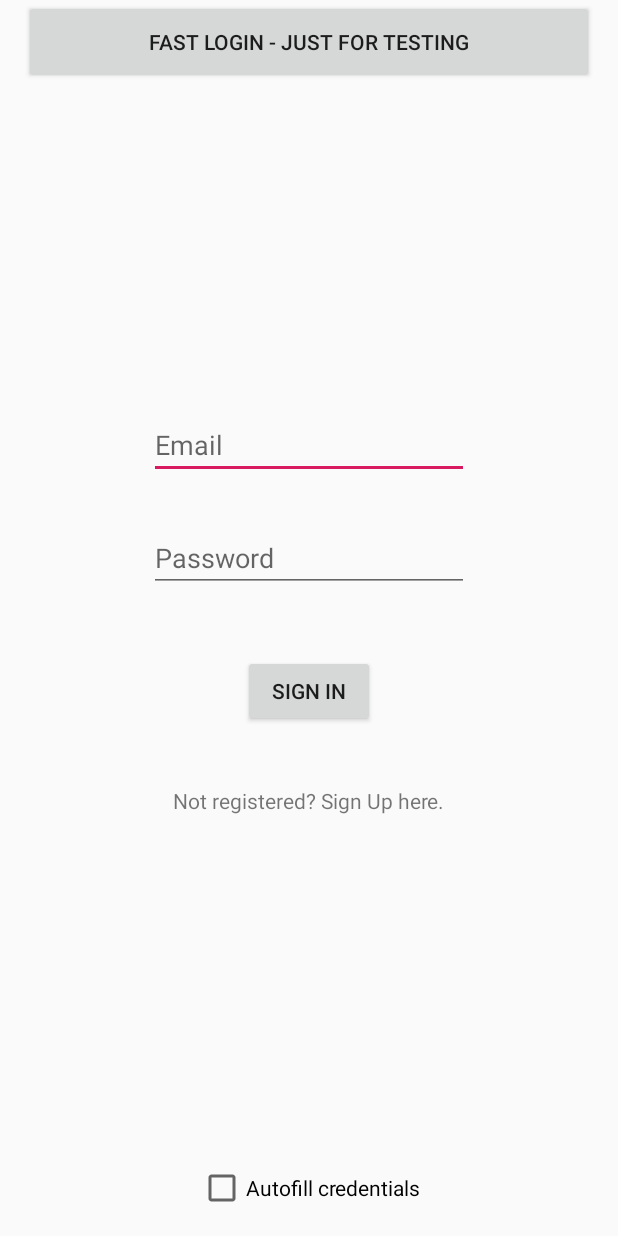
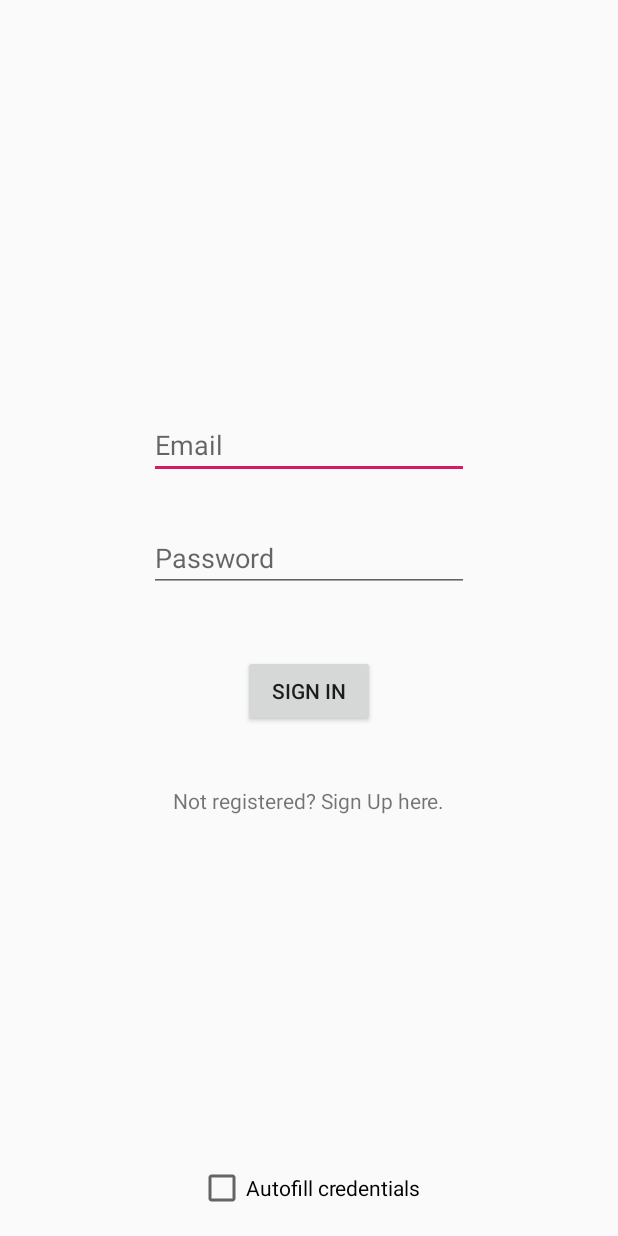
Before and after one commit to Amer-shanawany/Android-project, an Android app: the screen it shows after launch (LoginActivity), on a phone screen of 412 x 824 dp. Run offline under Robolectric (Android 15) with nearby library versions, the phone set to English and light mode, and no system bars; our stand-ins replace Firebase (no records; nobody signed in at launch, a user with empty details on screens opened directly).

Commit message:
Merge FINAL - small updates it should work now!!!

```diff
--- a/app/src/main/java/com/ap/fietskorier/MyProfileActivity.java
+++ b/app/src/main/java/com/ap/fietskorier/MyProfileActivity.java
@@ -97,6 +97,7 @@ public class MyProfileActivity extends AppCompatActivity {
                         .addOnCompleteListener(new OnCompleteListener<Void>() {
                             @Override
                             public void onComplete(@NonNull Task<Void> task) {
+                                email = newEmail;
                                 if (task.isSuccessful()) {
                                     //Log.d(TAG, "User email address updated.");
                                 }
--- a/app/src/main/res/layout/activity_login.xml
+++ b/app/src/main/res/layout/activity_login.xml
@@ -74,17 +74,4 @@
         app:layout_constraintEnd_toEndOf="parent"
         app:layout_constraintStart_toStartOf="parent" />
 
-    <Button
-        android:id="@+id/button_fastlogin"
-        android:layout_width="0dp"
-        android:layout_height="56dp"
-        android:layout_marginStart="16dp"
-        android:layout_marginLeft="16dp"
-        android:layout_marginEnd="16dp"
-        android:layout_marginRight="16dp"
-        android:layout_marginBottom="16dp"
-        android:text="FAST LOGIN - JUST FOR TESTING"
-        app:layout_constraintBottom_toTopOf="@+id/checkBox"
-        app:layout_constraintEnd_toEndOf="parent"
-        app:layout_constraintStart_toStartOf="parent" />
 </androidx.constraintlayout.widget.ConstraintLayout>
```
Also changed, not shown: app/src/main/java/com/ap/fietskorier/LoginActivity.java (+0 -46 lines).
